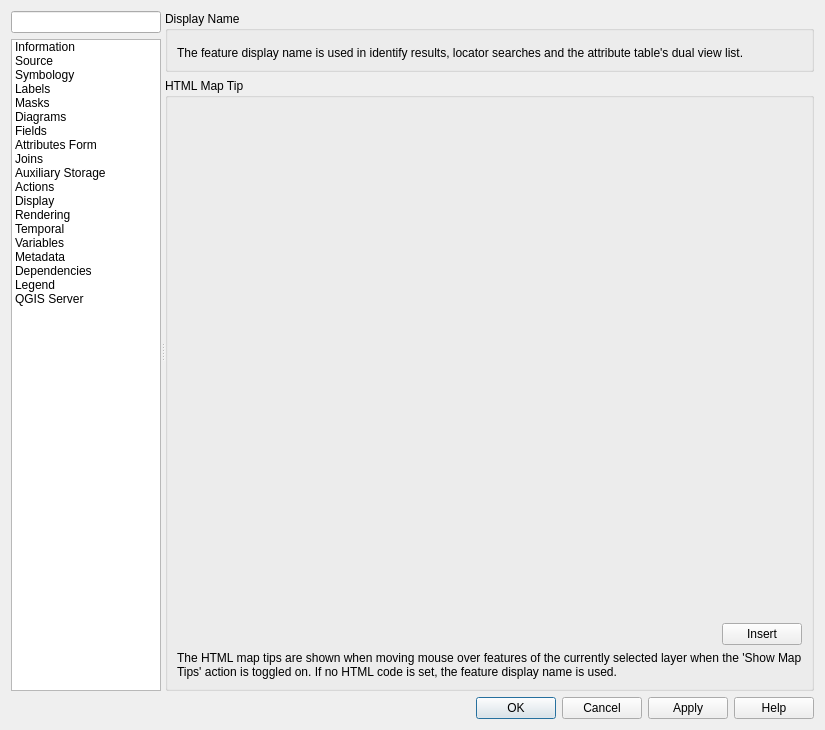
Old version of the form src/ui/qgsvectorlayerpropertiesbase.ui in the repository qgis/QGIS.
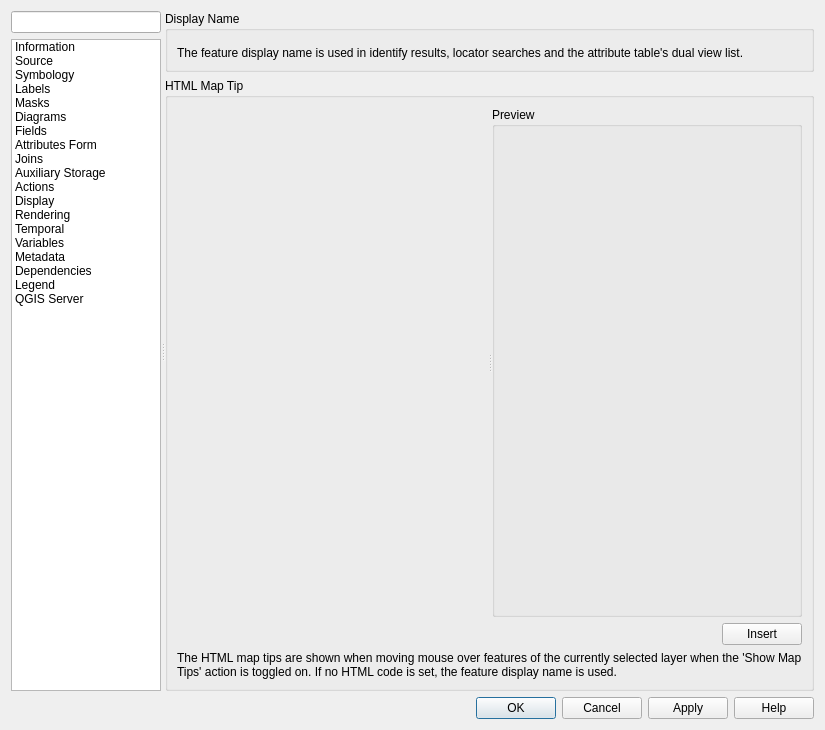
New version of the form. The open tabs and pages were chosen to show the change. Icons and pictures are not drawn. Custom widgets are drawn as their Qt base class.

Commit message: Add map tip preview in vector layers properties

Diff of the .ui file:
```diff
--- a/src/ui/qgsvectorlayerpropertiesbase.ui
+++ b/src/ui/qgsvectorlayerpropertiesbase.ui
@@ -1460,7 +1460,45 @@
                  <string>HTML Map Tip</string>
                 </property>
                 <layout class="QGridLayout" name="gridLayout_8">
-                 <item row="1" column="2">
+                 <item row="0" column="0" colspan="2">
+                  <widget class="QSplitter" name="mMapTipSplitter">
+                   <property name="sizePolicy">
+                    <sizepolicy hsizetype="Expanding" vsizetype="Expanding">
+                     <horstretch>0</horstretch>
+                     <verstretch>0</verstretch>
+                    </sizepolicy>
+                   </property>
+                   <property name="orientation">
+                    <enum>Qt::Horizontal</enum>
+                   </property>
+                   <widget class="QgsCodeEditorHTML" name="mMapTipWidget" native="true">
+                    <property name="sizePolicy">
+                     <sizepolicy hsizetype="Preferred" vsizetype="MinimumExpanding">
+                      <horstretch>0</horstretch>
+                      <verstretch>0</verstretch>
+                     </sizepolicy>
+                    </property>
+                    <property name="minimumSize">
+                     <size>
+                      <width>100</width>
+                      <height>100</height>
+                     </size>
+                    </property>
+                   </widget>
+                   <widget class="QGroupBox" name="mMapTipPreviewContainer">
+                    <property name="minimumSize">
+                     <size>
+                      <width>100</width>
+                      <height>100</height>
+                     </size>
+                    </property>
+                    <property name="title">
+                     <string>Preview</string>
+                    </property>
+                   </widget>
+                  </widget>
+                 </item>
+                 <item row="1" column="1">
                   <widget class="QPushButton" name="mInsertExpressionButton">
                    <property name="sizePolicy">
                     <sizepolicy hsizetype="Fixed" vsizetype="Fixed">
@@ -1476,33 +1514,7 @@
                    </property>
                   </widget>
                  </item>
-                 <item row="0" column="0" colspan="3">
-                  <widget class="QgsCodeEditorHTML" name="mMapTipWidget" native="true">
-                   <property name="sizePolicy">
-                    <sizepolicy hsizetype="Preferred" vsizetype="MinimumExpanding">
-                     <horstretch>0</horstretch>
-                     <verstretch>0</verstretch>
-                    </sizepolicy>
-                   </property>
-                   <property name="minimumSize">
-                    <size>
-                     <width>0</width>
-                     <height>100</height>
-                    </size>
-                   </property>
-                  </widget>
-                 </item>
-                 <item row="1" column="0" colspan="2">
-                  <widget class="QgsFieldExpressionWidget" name="mMapTipExpressionFieldWidget" native="true">
-                   <property name="focusPolicy">
-                    <enum>Qt::StrongFocus</enum>
-                   </property>
-                   <property name="toolTip">
-                    <string>The valid attribute names for this layer</string>
-                   </property>
-                  </widget>
-                 </item>
-                 <item row="3" column="0" colspan="3">
+                 <item row="2" column="0" colspan="2">
                   <widget class="QLabel" name="labelMapTipInfo">
                    <property name="text">
                     <string>The HTML map tips are shown when moving mouse over features of the currently selected layer when the 'Show Map Tips' action is toggled on. If no HTML code is set, the feature display name is used.</string>
```
Left out of the diff: 28 changed lines with no effect on the pictures. The commit also changes 3 other files.
